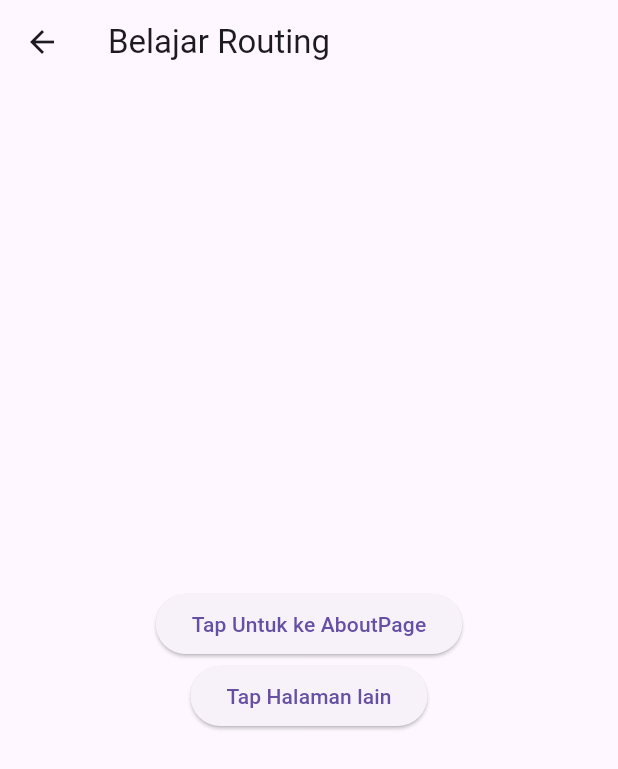
After one commit to SaiaFadil/bkpm_sems_4_fadil, a Flutter app: the screen it shows after launch, after a tap on "Acara 18", on a phone screen of 412 x 824 dp. The commit adds this screen. Shown: the top 769 px of the screen. Run offline on Flutter 3.47's test engine with Material 3 defaults, Android fonts, the phone set to English and light mode, and no system bars; our stand-ins replace flutter_bloc, flutter_svg; network calls fail.

Commit message:
Acara 18

```diff
--- /dev/null
+++ b/lib/Acara/acara_18/screen..dart
@@ -0,0 +1,50 @@
+import 'package:flutter/material.dart';
+
+class Acara_18_layout extends StatelessWidget {
+  @override
+  Widget build(BuildContext context) {
+    return Scaffold(
+      appBar: AppBar(
+        title: Text('Belajar Routing'),
+      ),
+      body: Center(
+        child: Column(
+          mainAxisAlignment: MainAxisAlignment.center,
+          children: [
+            ElevatedButton(
+              onPressed: () {
+                Navigator.pushNamed(context, '/about');
+              },
+              child: Text('Tap Untuk ke AboutPage'),
+            ),
+            ElevatedButton(
+              onPressed: () {
+                Navigator.pushNamed(context, '/halaman-404');
+              },
+              child: Text('Tap Halaman lain'),
+            ),
+          ],
+        ),
+      ),
+    );
+  }
+}
+
+class AboutPage extends StatelessWidget {
+  @override
+  Widget build(BuildContext context) {
+    return Scaffold(
+      appBar: AppBar(
+        title: Text('Tentang Aplikasi'),
+      ),
+      body: Center(
+        child: ElevatedButton(
+          onPressed: () {
+            Navigator.pop(context);
+          },
+          child: Text('Kembali'),
+        ),
+      ),
+    );
+  }
+}
--- a/lib/Acara/beranda_tugas.dart
+++ b/lib/Acara/beranda_tugas.dart
@@ -1,6 +1,9 @@
 import 'package:bkpm_fadil/Acara/acara_13/splashscreen.dart';
 import 'package:bkpm_fadil/Acara/acara_14/beranda_acara_14.dart';
 import 'package:bkpm_fadil/Acara/acara_15/acara_15_layout.dart';
+import 'package:bkpm_fadil/Acara/acara_17/homepage.dart';
+import 'package:bkpm_fadil/Acara/acara_16/belajarMaterialApp.dart';
+import 'package:bkpm_fadil/Acara/acara_18/screen..dart';
 import 'package:bkpm_fadil/CustomButton.dart';
 import 'package:flutter/material.dart';
 import 'package:bkpm_fadil/CustomColors.dart';
@@ -120,7 +123,92 @@ class _page_berandaState extends State<page_beranda> {
                                       ));
                                 },
                               ),
-                            ))
+                            )),
+
+                        Padding(
+                            padding: EdgeInsets.only(top: 20),
+                            child: Container(
+                              width: double.infinity,
+                              child: ElevatedButton(
+                                style: CustomButton.DefaultButton(
+                                    CustomColors.threerty),
+                                child: Text(
+                                  "Acara 16",
+                                  style: CustomText.TextArvoBold(
+                                      22, CustomColors.blackColor),
+                                ),
+                                onPressed: () {
+                                  Navigator.push(
+                                      context,
+                                      PageRouteBuilder(
+                                        pageBuilder: (context, animation,
+                                                secondaryAnimation) =>
+                                              acara_16_layout(),
+                                        transitionsBuilder: (context, animation,
+                                            secondaryAnimation, child) {
+                                          return FadeTransition(
+                                              opacity: animation, child: child);
+                                        },
+                                      ));
+                                },
+                              ),
+                            )),
+                        Padding(
+                            padding: EdgeInsets.only(top: 20),
+                            child: Container(
+                              width: double.infinity,
+                              child: ElevatedButton(
+                                style: CustomButton.DefaultButton(
+                                    CustomColors.threerty),
+                                child: Text(
+                                  "Acara 17",
+                                  style: CustomText.TextArvoBold(
+                                      22, CustomColors.blackColor),
+                                ),
+                                onPressed: () {
+                                  Navigator.push(
+                                      context,
+                                      PageRouteBuilder(
+                                        pageBuilder: (context, animation,
+                                                secondaryAnimation) =>
+                                              acara_17_layout(),
+                                        transitionsBuilder: (context, animation,
+                                            secondaryAnimation, child) {
+                                          return FadeTransition(
+                                              opacity: animation, child: child);
+                                        },
+                                      ));
+                                },
+                              ),
+                            )),
+                        Padding(
+                            padding: EdgeInsets.only(top: 20),
+                            child: Container(
+                              width: double.infinity,
+                              child: ElevatedButton(
+                                style: CustomButton.DefaultButton(
+                                    CustomColors.threerty),
+                                child: Text(
+                                  "Acara 18",
+                                  style: CustomText.TextArvoBold(
+                                      22, CustomColors.blackColor),
+                                ),
+                                onPressed: () {
+                                  Navigator.push(
+                                      context,
+                                      PageRouteBuilder(
+                                        pageBuilder: (context, animation,
+                                                secondaryAnimation) =>
+                                              Acara_18_layout(),
+                                        transitionsBuilder: (context, animation,
+                                            secondaryAnimation, child) {
+                                          return FadeTransition(
+                                              opacity: animation, child: child);
+                                        },
+                                      ));
+                                },
+                              ),
+                            )),
                       ],
                     ))
               ],
```
Also changed, not shown: lib/Acara/acara_16/belajarMaterialApp.dart (added, +81 -0 lines), lib/Acara/acara_17/homepage.dart (added, +40 -0 lines), lib/Acara/acara_18/routes.dart (added, +25 -0 lines), lib/main.dart (+7 -0 lines), lib/Acara/acara_13/splashscreen.dart (line endings or trailing spaces), lib/Acara/acara_15/telegram.dart (line endings or trailing spaces).
